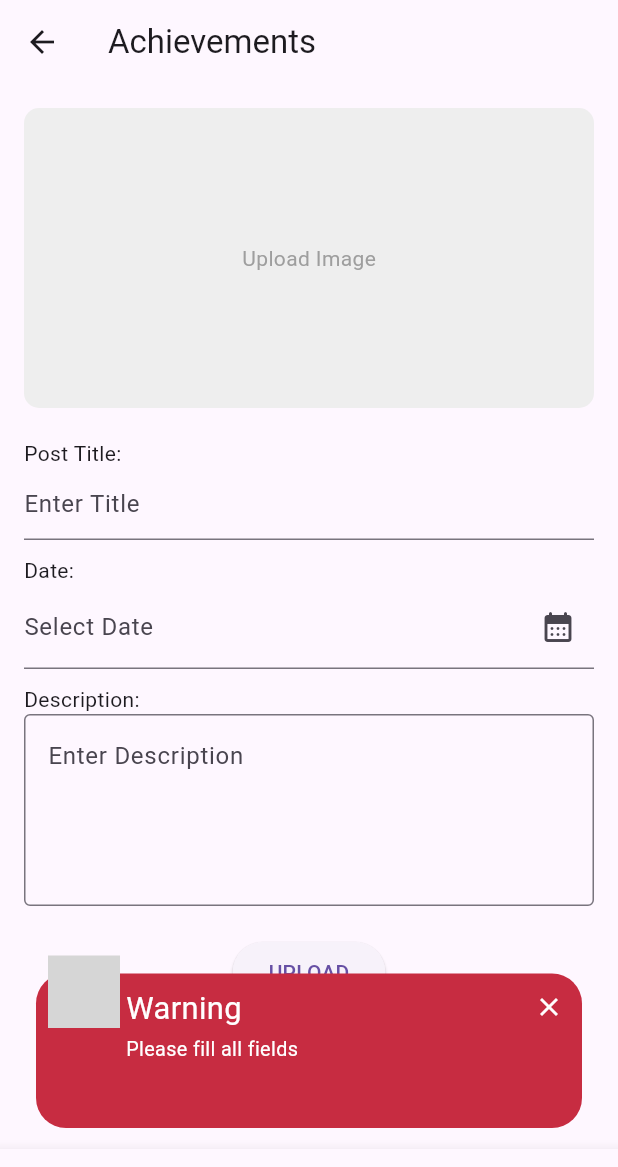
After one commit to Rithik1611/kcg_teamup, a Flutter app: the AchievementsPage screen opened directly, after a tap on "UPLOAD", on a phone screen of 412 x 824 dp. The commit adds this screen. Shown: the top 1167 px of the screen. Run offline on Flutter 3.47's test engine with Material 3 defaults, Android fonts, the phone set to English and light mode, and no system bars; drawn by our look-alikes of awesome_snackbar_content; our stand-ins replace bloc, curved_navigation_bar, fl_chart, flutter_bloc, getwidget, google_fonts and 3 more; grey boxes are pictures that could not be loaded.

Commit message:
upload-button

```diff
--- a/client/lib/view/pages/add_main_screen.dart
+++ b/client/lib/view/pages/add_main_screen.dart
@@ -2,6 +2,7 @@ import 'package:flutter/material.dart';
 import 'package:getwidget/getwidget.dart'; // Import GetWidget
 import 'package:kcg_teamup/view/pages/add_category_page.dart';
 import 'package:kcg_teamup/view/pages/add_team_page.dart';
+import 'package:kcg_teamup/view/pages/upload.dart';
 
 class AddMainScreen extends StatefulWidget {
   const AddMainScreen({super.key});
@@ -67,6 +68,31 @@ class _AddMainScreenState extends State<AddMainScreen> {
             ),
             onTap: () {},
           ),
+          const SizedBox(
+            height: 15,
+          ),
+          InkWell(
+            child: Container(
+              height: 100,
+              child: GFButton(
+                onPressed: () => Navigator.push(
+                  context,
+                  MaterialPageRoute(
+                    builder: (context) => AchievementsPage(),
+                  ),
+                ),
+                text: "Upload", textStyle: TextStyle(fontSize: 24),
+                icon: Icon(Icons.file_upload_sharp,
+                    color: Colors.white), // Optional icon
+                color: GFColors.SUCCESS,
+                textColor: Colors.white,
+                shape: GFButtonShape.standard,
+                size: GFSize.LARGE,
+                blockButton: true,
+              ),
+            ),
+            onTap: () {},
+          ),
         ],
       ),
     );
--- a/client/lib/view/pages/home_page.dart
+++ b/client/lib/view/pages/home_page.dart
@@ -62,9 +62,9 @@ class _HomePageState extends State<HomePage> {
       ),
       body: _pages[_selectedIndex],
       bottomNavigationBar: CurvedNavigationBar(
-        backgroundColor: Colors.white,
-        color: Colors.blue,
-        buttonBackgroundColor: Colors.white,
+        backgroundColor: Colors.transparent,
+        color: const Color.fromARGB(115, 158, 158, 158),
+        buttonBackgroundColor: Color.fromARGB(51, 0, 0, 0),
         animationDuration: Duration(milliseconds: 300),
         height: 60,
         items: <Widget>[
--- /dev/null
+++ b/client/lib/view/pages/upload.dart
@@ -0,0 +1,243 @@
+import 'dart:io';
+
+import 'package:awesome_snackbar_content/awesome_snackbar_content.dart';
+import 'package:flutter/material.dart';
+import 'package:http/http.dart' as http;
+import 'package:image_picker/image_picker.dart';
+
+class AchievementsPage extends StatefulWidget {
+  @override
+  _AchievementsPageState createState() => _AchievementsPageState();
+}
+
+class _AchievementsPageState extends State<AchievementsPage> {
+  File? _imageFile;
+  final _titleController = TextEditingController();
+  final _dateController = TextEditingController();
+  final _descriptionController = TextEditingController();
+  DateTime? _selectedDate;
+
+  Future<void> _pickImage() async {
+    final pickedFile =
+        await ImagePicker().pickImage(source: ImageSource.gallery);
+
+    setState(() {
+      if (pickedFile != null) {
+        _imageFile = File(pickedFile.path);
+      }
+    });
+  }
+
+  Future<void> _selectDate(BuildContext context) async {
+    final DateTime? pickedDate = await showDatePicker(
+      context: context,
+      initialDate: DateTime.now(),
+      firstDate: DateTime(1900),
+      lastDate: DateTime(2100),
+    );
+
+    if (pickedDate != null && pickedDate != _selectedDate) {
+      setState(() {
+        _selectedDate = pickedDate;
+        _dateController.text = '${_selectedDate!.toLocal()}'.split(' ')[0];
+      });
+    }
+  }
+
+  Future<void> _uploadAchievement() async {
+    // Check if the user is an admin
+    bool isAdmin = true; // Replace with actual admin check logic
+
+    if (!isAdmin) {
+      ScaffoldMessenger.of(context).showSnackBar(
+        SnackBar(
+          backgroundColor: Colors.transparent,
+          elevation: 0,
+          content: AwesomeSnackbarContent(
+            title: 'Access Denied',
+            message: 'Only admins can upload achievements.',
+            contentType: ContentType.failure,
+          ),
+        ),
+      );
+      return;
+    }
+    if (_imageFile == null ||
+        _titleController.text.isEmpty ||
+        _dateController.text.isEmpty ||
+        _descriptionController.text.isEmpty) {
+      ScaffoldMessenger.of(context).showSnackBar(
+        SnackBar(
+          elevation: 0,
+          backgroundColor: Colors.transparent,
+          content: AwesomeSnackbarContent(
+            title: 'Warning',
+            message: 'Please fill all fields',
+            contentType: ContentType.failure,
+          ),
+        ),
+      );
+      return;
+    }
+
+    try {
+      var request = http.MultipartRequest(
+        'POST',
+        Uri.parse(
+            'https://your-backend-api.com/upload'), // Replace with your actual backend API endpoint
+      );
+
+      // Add fields to the request
+      request.fields['title'] = _titleController.text;
+      request.fields['date'] = _dateController.text;
+      request.fields['description'] = _descriptionController.text;
+
+      // Add image file to the request
+      request.files
+          .add(await http.MultipartFile.fromPath('image', _imageFile!.path));
+
+      // Send the request
+      var response = await request.send();
+
+      if (response.statusCode == 200) {
+        ScaffoldMessenger.of(context).showSnackBar(
+          SnackBar(
+            backgroundColor: Colors.transparent,
+            elevation: 0,
+            content: AwesomeSnackbarContent(
+              title: 'Success',
+              message: 'Achievement uploaded successfully.',
+              contentType: ContentType.success,
+            ),
+          ),
+        );
+        // Reset fields after successful upload
+        setState(() {
+          _imageFile = null;
+          _titleController.clear();
+          _dateController.clear();
+          _descriptionController.clear();
+        });
+      } else {
+        ScaffoldMessenger.of(context).showSnackBar(
+          SnackBar(
+            backgroundColor: Colors.transparent,
+            elevation: 0,
+            content: AwesomeSnackbarContent(
+              title: 'Upload Failed',
+              message: 'Failed to upload achievement.',
+              contentType: ContentType.failure,
+            ),
+          ),
+        );
+      }
+    } catch (e) {
+      ScaffoldMessenger.of(context).showSnackBar(
+        SnackBar(
+          backgroundColor: Colors.transparent,
+          elevation: 0,
+          content: AwesomeSnackbarContent(
+            title: 'Error',
+            message: 'An error occurred: $e',
+            contentType: ContentType.failure,
+          ),
+        ),
+      );
+    }
+  }
+
+  @override
+  Widget build(BuildContext context) {
+    return Scaffold(
+      appBar: AppBar(
+        title: Text('Achievements'),
+      ),
+      body: SingleChildScrollView(
+        child: Padding(
+          padding: const EdgeInsets.all(16.0),
+          child: Column(
+            crossAxisAlignment: CrossAxisAlignment.start,
+            children: [
+              GestureDetector(
+                onTap: _pickImage,
+                child: Container(
+                  height: 200,
+                  width: double.infinity,
+                  decoration: BoxDecoration(
+                    color: Colors.grey[200],
+                    borderRadius: BorderRadius.circular(10),
+                  ),
+                  child: _imageFile == null
+                      ? Center(
+                          child: Text(
+                            'Upload Image',
+                            style: TextStyle(color: Colors.grey),
+                          ),
+                        )
+                      : Image.file(_imageFile!, fit: BoxFit.cover),
+                ),
+              ),
+              SizedBox(height: 20),
+              Text('Post Title:'),
+              TextField(
+                controller: _titleController,
+                decoration: InputDecoration(
+                  hintText: 'Enter Title',
+                ),
+              ),
+              SizedBox(height: 10),
+              Text('Date:'),
+              TextFormField(
+                readOnly: true,
+                validator: (value) {
+                  if (value == null || value.isEmpty) {
+                    return 'Please enter Date of the Event';
+                  }
+                  return null;
+                },
+                decoration: InputDecoration(
+                  labelText: 'Select Date',
+                  suffixIcon: IconButton(
+                    icon: const Icon(Icons.calendar_month_rounded),
+                    onPressed: () => _selectDate(context),
+                  ),
+                ),
+                controller: _dateController,
+              ),
+              SizedBox(height: 10),
+              Text('Description:'),
+              TextField(
+                controller: _descriptionController,
+                maxLines: 4,
+                decoration: InputDecoration(
+                  hintText: 'Enter Description',
+                  border: OutlineInputBorder(),
+                ),
+              ),
+              SizedBox(height: 20),
+              Center(
+                child: ElevatedButton(
+                  onPressed: _uploadAchievement,
+                  child: Text('UPLOAD'),
+                ),
+              ),
+            ],
+          ),
+        ),
+      ),
+      bottomNavigationBar: BottomNavigationBar(
+        items: [
+          BottomNavigationBarItem(icon: Icon(Icons.home), label: 'Home'),
+          BottomNavigationBarItem(icon: Icon(Icons.list), label: 'List'),
+          BottomNavigationBarItem(icon: Icon(Icons.add), label: 'Add'),
+          BottomNavigationBarItem(icon: Icon(Icons.person), label: 'Profile'),
+          BottomNavigationBarItem(icon: Icon(Icons.message), label: 'Messages'),
+        ],
+        currentIndex: 2,
+        onTap: (index) {
+          // Handle navigation tap
+        },
+      ),
+    );
+  }
+}
```
Also changed, not shown: client/pubspec.lock.
